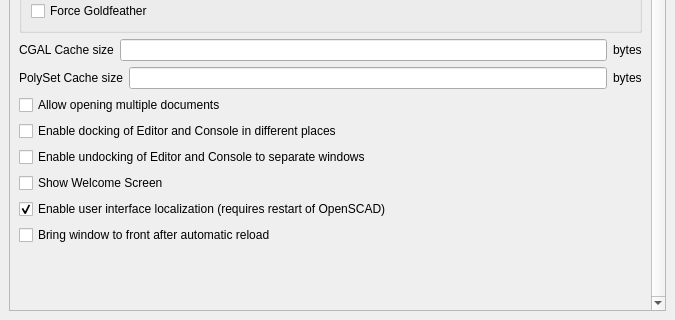
This is src/Preferences.ui in openscad/openscad as Qt 5 draws it before an edit; both pictures show x 0 to 675 and y 156 to 476 of the 675 by 476 pixel window. The edited form follows.
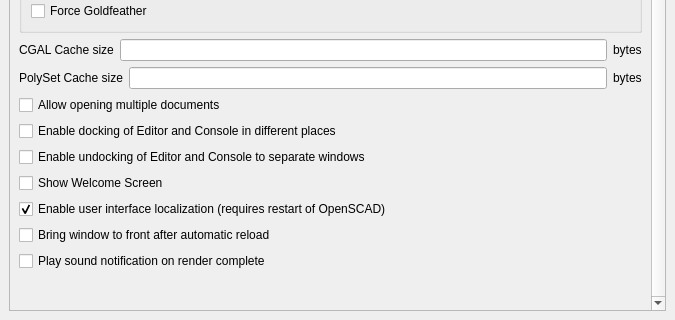
This is the edited form. The open tabs and pages were chosen to show the change. Icons and pictures are not drawn.

Commit message: Play sound notification on render complete

The edit to the form file:
```diff
--- a/src/Preferences.ui
+++ b/src/Preferences.ui
@@ -1444,6 +1444,16 @@
               </property>
              </widget>
             </item>
+            <item>
+             <widget class="QCheckBox" name="enableSoundOnRenderCompleteCheckBox">
+              <property name="text">
+               <string>Play sound notification on render complete</string>
+              </property>
+              <property name="checked">
+               <bool>false</bool>
+              </property>
+             </widget>
+            </item>
             <item>
              <spacer name="verticalSpacer">
               <property name="orientation">
```
The commit also changes 3 other files.
